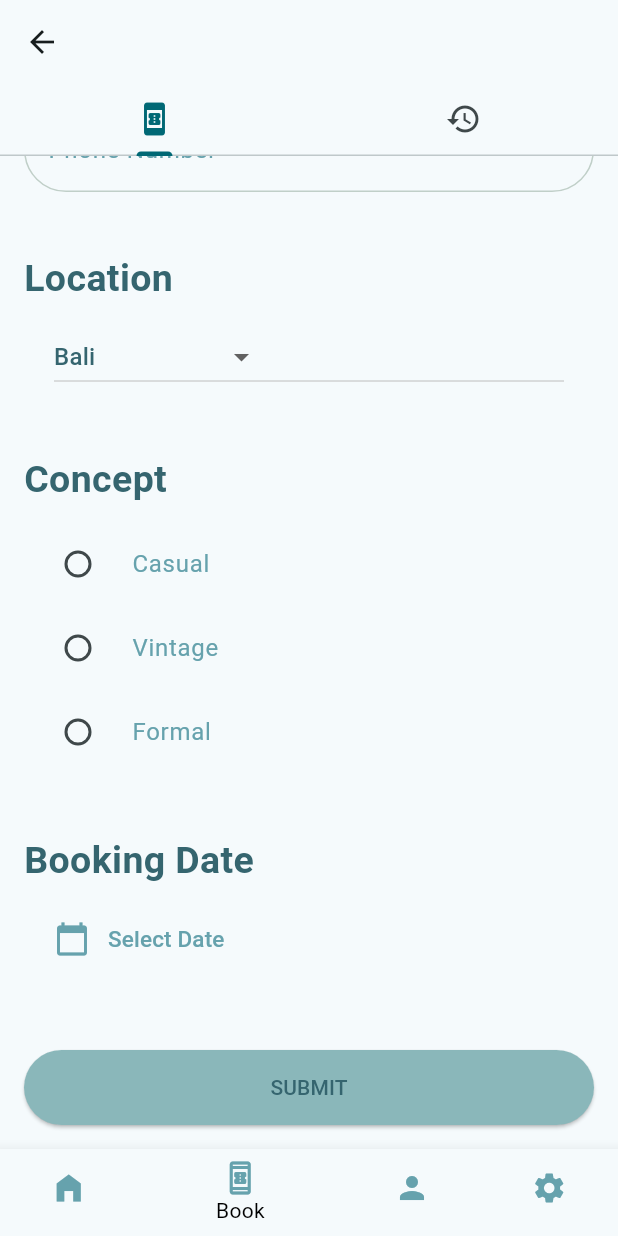
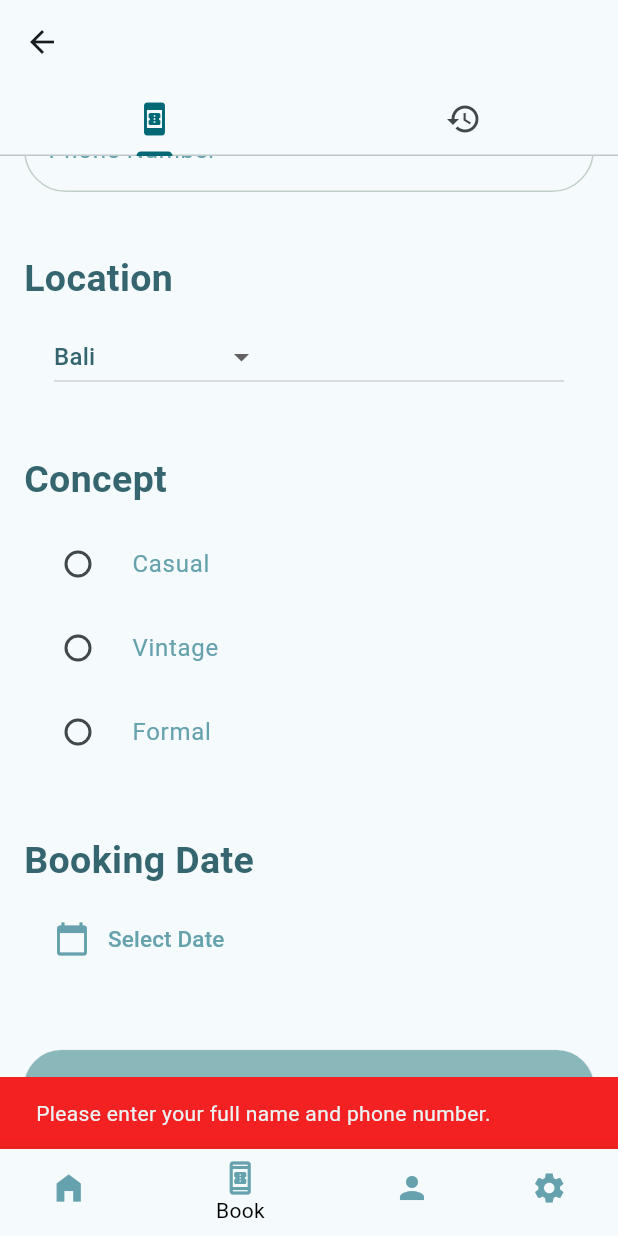
Before and after one commit to EklecciaR27/PA_Mobile_SweetEscape, a Flutter app: the Reservasi screen opened directly, scrolled down 370 dp, after a tap on "SUBMIT", on a phone screen of 412 x 824 dp. Run offline on Flutter 3.47's test engine with Material 3 defaults, Android fonts, the phone set to English and light mode, and no system bars; our stand-ins replace cloud_firestore, firebase_auth, firebase_core, get, google_fonts, line_awesome_flutter and 1 more; accounts and stored records are empty; network calls fail.

Commit message:
baikin input page
baikin input page

```diff
--- a/sweet_escape_apps/lib/input_page.dart
+++ b/sweet_escape_apps/lib/input_page.dart
@@ -26,6 +26,7 @@ class _ReservasiState extends State<Reservasi> {
   DateTime? selectedDate;
   FocusNode nameFocus = FocusNode();
   FocusNode phoneFocus = FocusNode();
+  bool showError = true;
 
   List<Map<String, dynamic>> reservations = [];
 
@@ -45,7 +46,6 @@ class _ReservasiState extends State<Reservasi> {
     User? user = FirebaseAuth.instance.currentUser;
 
     if (user != null) {
-      // ambil emailnya
       String userEmail = user.email ?? '';
 
       final newReservation = Reservation(
@@ -57,7 +57,6 @@ class _ReservasiState extends State<Reservasi> {
         email: userEmail,
       );
 
-      // Tambahkan data reservasi ke menggunakan Provider
       reservationProvider.addReservation(newReservation);
     }
   }
@@ -71,6 +70,36 @@ class _ReservasiState extends State<Reservasi> {
     phoneFocus.dispose();
     super.dispose();
   }
+
+void _handleSubmit() async {
+  setState(() => showError = true);
+
+  if (name != null && numbphone != null && name!.isNotEmpty && numbphone!.isNotEmpty) {
+    final reservationProvider = Provider.of<ReservationProvider>(context, listen: false);
+    _incrementCounter(reservationProvider);
+
+    Navigator.of(context).push(
+      MaterialPageRoute(
+        builder: (context) => Confirmation(
+          name,
+          numbphone,
+          radioValue,
+          selectedDate,
+          selectedLocation,
+          reservations,
+        ),
+      ),
+    );
+  } else {
+    ScaffoldMessenger.of(context).showSnackBar(
+      SnackBar(
+        content: Text('Please enter your full name and phone number.'),
+        backgroundColor: const Color.fromARGB(255, 243, 33, 33),
+        duration: Duration(seconds: 3),
+      ),
+    );
+  }
+}
 
   @override
   Widget build(BuildContext context) {
@@ -138,6 +167,12 @@ class _ReservasiState extends State<Reservasi> {
                           ),
                           borderRadius: BorderRadius.circular(40.0),
                         ),
+                        errorBorder: OutlineInputBorder(
+                          borderSide: const BorderSide(
+                            color: Color(0xFFD32F2F),
+                          ),
+                          borderRadius: BorderRadius.circular(40.0),
+                        ),
                       ),
                       onChanged: (String value) {
                         setState(() {
@@ -145,6 +180,12 @@ class _ReservasiState extends State<Reservasi> {
                         });
                       },
                       focusNode: nameFocus,
+                      validator: (value) {
+                        if (showError && (value == null || value.isEmpty)) {
+                          return 'Please enter your full name';
+                        }
+                        return null;
+                      },
                     ),
                     const SizedBox(height: 20),
                     TextFormField(
@@ -176,6 +217,12 @@ class _ReservasiState extends State<Reservasi> {
                         });
                       },
                       focusNode: phoneFocus,
+                      validator: (value) {
+                        if (showError && (value == null || value.isEmpty)) {
+                          return 'Please enter your phone number';
+                        }
+                        return null;
+                      },
                     ),
                     const SizedBox(height: 40),
                     const Text(
@@ -327,26 +374,7 @@ class _ReservasiState extends State<Reservasi> {
                     ),
                     const SizedBox(height: 50),
                     ElevatedButton(
-                      onPressed: () {
-                        //_incrementCounter();
-                        final reservationProvider =
-                            Provider.of<ReservationProvider>(
-                          context,
-                          listen: false,
-                        );
-                        _incrementCounter(reservationProvider);
-                        Navigator.of(context).push(
-                          MaterialPageRoute(
-                            builder: (context) => Confirmation(
-                                name,
-                                numbphone,
-                                radioValue,
-                                selectedDate,
-                                selectedLocation,
-                                reservations),
-                          ),
-                        );
-                      },
+                      onPressed: () => _handleSubmit(),
                       style: ButtonStyle(
                         backgroundColor:
                             MaterialStateProperty.all(const Color(0xFF8AB7BA)),
--- a/sweet_escape_apps/lib/main.dart
+++ b/sweet_escape_apps/lib/main.dart
@@ -44,7 +44,7 @@ class MyApp extends StatelessWidget {
         ),
         useMaterial3: true,
       ),
-      home: const Login(),
+      home: Reservasi(),
       //Reservasi(),
     );
   }
```
